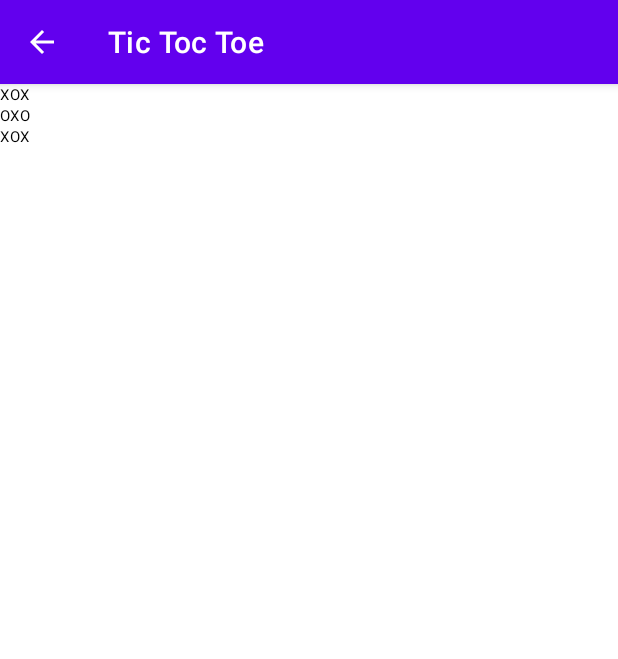
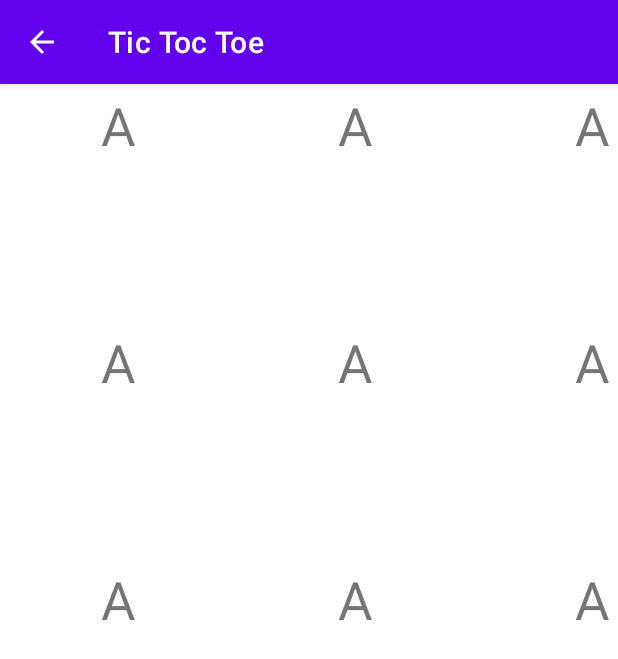
Before and after one commit to avrohomthousman-p/TicTocToe, an Android app: the GameActivity screen opened directly, with no data from a screen before it, on a phone screen of 412 x 824 dp. Shown: the top 659 px of the screen. Run offline under Robolectric (Android 15) with nearby library versions, the light colour scheme and no system bars.

Commit message:
Improved and reformatted board display

```diff
--- a/app/src/main/java/com/example/tic_toc_toe_app/Activities/GameActivity.java
+++ b/app/src/main/java/com/example/tic_toc_toe_app/Activities/GameActivity.java
@@ -78,7 +78,6 @@ public class GameActivity extends AppCompatActivity {
         for(int i = 0; i < board.length; i++){
             for(int j = 0; j < board[i].length; j++){
                 board[i][j].setOnClickListener(listener);
-                board[i][j].setText(((i + j) % 2 == 0 ? "X" : "O")); //for testing only
                 board[i][j].setTag("s" + i + "" + j);
             }
         }
--- a/app/src/main/res/layout/game_board.xml
+++ b/app/src/main/res/layout/game_board.xml
@@ -4,46 +4,69 @@
     xmlns:tools="http://schemas.android.com/tools"
     android:layout_width="0dp"
     android:layout_height="0dp"
+    android:layout_centerInParent="true"
+    android:layout_gravity="center_horizontal"
+    android:gravity="center"
     android:columnCount="3"
     android:rowCount="3"
+    android:useDefaultMargins="true"
     tools:context=".Activities.GameActivity">
 
 
     <!-- cells of grid -->
-    <include
+
+    <TextView
         android:id="@+id/square00"
-        layout="@layout/grid_section" />
+        style="@style/board_section"
+        android:layout_row="0"
+        android:layout_column="0" />
 
-    <include
+    <TextView
         android:id="@+id/square01"
-        layout="@layout/grid_section" />
+        style="@style/board_section"
+        android:layout_row="0"
+        android:layout_column="1" />
 
-    <include
+    <TextView
         android:id="@+id/square02"
-        layout="@layout/grid_section" />
+        style="@style/board_section"
+        android:layout_row="0"
+        android:layout_column="2" />
 
-    <include
+    <TextView
         android:id="@+id/square10"
-        layout="@layout/grid_section" />
+        style="@style/board_section"
+        android:layout_row="1"
+        android:layout_column="0" />
 
-    <include
+    <TextView
         android:id="@+id/square11"
-        layout="@layout/grid_section" />
+        style="@style/board_section"
+        android:layout_row="1"
+        android:layout_column="1" />
 
-    <include
+    <TextView
         android:id="@+id/square12"
-        layout="@layout/grid_section" />
+        style="@style/board_section"
+        android:layout_row="1"
+        android:layout_column="2" />
 
-    <include
+    <TextView
         android:id="@+id/square20"
-        layout="@layout/grid_section" />
+        style="@style/board_section"
+        android:layout_row="2"
+        android:layout_column="0" />
 
-    <include
+    <TextView
         android:id="@+id/square21"
-        layout="@layout/grid_section" />
+        style="@style/board_section"
+        android:layout_row="2"
+        android:layout_column="1" />
 
-    <include
+    <TextView
         android:id="@+id/square22"
-        layout="@layout/grid_section" />
+        style="@style/board_section"
+        android:layout_row="2"
+        android:layout_column="2" />
 
 </GridLayout>
--- a/app/src/main/res/layout/grid_section.xml
+++ b/app/src/main/res/layout/grid_section.xml
@@ -1,9 +1,9 @@
 <?xml version="1.0" encoding="utf-8"?>
 <TextView xmlns:android="http://schemas.android.com/apk/res/android"
-    android:layout_width="match_parent"
-    android:layout_height="match_parent"
+    android:layout_width="100dp"
+    android:layout_height="100dp"
     android:textAppearance="@style/ShapeAppearance.Material3.LargeComponent"
-    android:text=""
+    android:text="A"
     android:freezesText="true">
 
 </TextView>
--- /dev/null
+++ b/app/src/main/res/values/dimens.xml
@@ -0,0 +1,6 @@
+<?xml version="1.0" encoding="utf-8"?>
+<resources>
+    <dimen name="large_text">35sp</dimen>
+    <dimen name="board_section_width">150dp</dimen>
+    <dimen name="board_section_height">150dp</dimen>
+</resources>
--- a/app/src/main/res/values/themes.xml
+++ b/app/src/main/res/values/themes.xml
@@ -13,4 +13,14 @@
         <item name="android:statusBarColor">?attr/colorPrimaryVariant</item>
         <!-- Customize your theme here. -->
     </style>
+
+
+    <style name="board_section">
+        <item name="android:layout_width">@dimen/board_section_width</item>
+        <item name="android:layout_height">@dimen/board_section_height</item>
+        <item name="android:freezesText">true</item>
+        <item name="android:text">A</item>
+        <item name="android:textAlignment">center</item>
+        <item name="android:textSize">@dimen/large_text</item>
+    </style>
 </resources>
```
